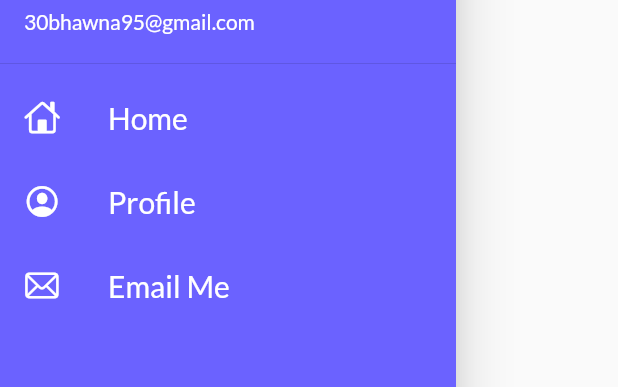
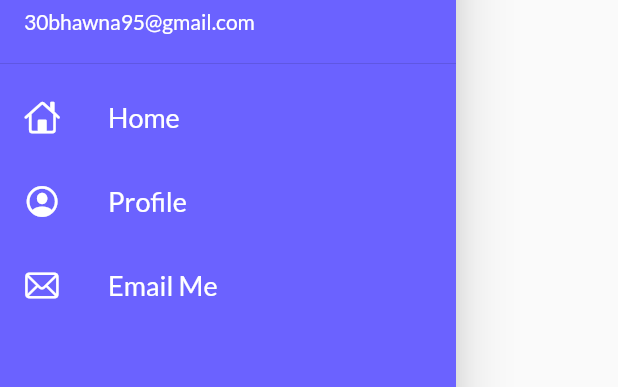
Before and after one commit to bhawnasaroha/flutter_master, a Flutter app: the FMDrawer widget shown alone on an empty page, opened directly, on a phone screen of 412 x 824 dp. Shown: the part 178-565 px from the top of the screen. Run offline on Flutter 3.47's test engine with Material 2 defaults, Android fonts, the light colour scheme and no system bars; our stand-ins replace google_fonts; network calls fail.

Commit message:
constants file created, ListView used for displaying items, single ListTile widget creatd

```diff
--- /dev/null
+++ b/lib/constants.dart
@@ -0,0 +1,3 @@
+import 'package:flutter/material.dart';
+
+const Color primaryColor = Color(0xFF6B62FF);
--- a/lib/pages/login_page.dart
+++ b/lib/pages/login_page.dart
@@ -1,4 +1,5 @@
 import 'package:flutter/material.dart';
+import '../constants.dart';
 import '../utils/routes.dart';
 
 class LoginPage extends StatefulWidget {
@@ -115,7 +116,7 @@ class _LoginPageState extends State<LoginPage> {
                       height: 40,
                     ),
                     Material(
-                      color: const Color(0xFF6B62FF),
+                      color: primaryColor,
                       borderRadius:
                           BorderRadius.circular(changeButton ? 50 : 5),
                       child: InkWell(
--- a/lib/widgets/drawer.dart
+++ b/lib/widgets/drawer.dart
@@ -1,23 +1,26 @@
 import 'package:flutter/cupertino.dart';
 import 'package:flutter/material.dart';
+
+import '../constants.dart';
 
 class FMDrawer extends StatelessWidget {
   const FMDrawer({Key? key}) : super(key: key);
 
   @override
   Widget build(BuildContext context) {
-    final imageUrl = "https://avatars.githubusercontent.com/u/35265892?v=4";
+    const String imageUrl =
+        "https://avatars.githubusercontent.com/u/35265892?v=4";
     return Drawer(
       child: Container(
-        color: const Color(0xFF6B62FF),
+        color: primaryColor,
         child: ListView(
           padding: EdgeInsets.zero,
-          children: <Widget>[
+          children: const <Widget>[
             DrawerHeader(
               padding: EdgeInsets.zero,
               child: UserAccountsDrawerHeader(
                 decoration: BoxDecoration(
-                  color: const Color(0xFF6B62FF),
+                  color: primaryColor,
                 ),
                 margin: EdgeInsets.zero,
                 accountName: Text("Mani Saroha"),
@@ -35,7 +38,7 @@ class FMDrawer extends StatelessWidget {
               title: Text(
                 "Home",
                 style: TextStyle(
-                  fontSize: 20,
+                  fontSize: 18,
                   color: Colors.white,
                 ),
               ),
@@ -48,7 +51,7 @@ class FMDrawer extends StatelessWidget {
               title: Text(
                 "Profile",
                 style: TextStyle(
-                  fontSize: 20,
+                  fontSize: 18,
                   color: Colors.white,
                 ),
               ),
@@ -61,7 +64,7 @@ class FMDrawer extends StatelessWidget {
               title: Text(
                 "Email Me",
                 style: TextStyle(
-                  fontSize: 20,
+                  fontSize: 18,
                   color: Colors.white,
                 ),
               ),
--- a/lib/widgets/themes.dart
+++ b/lib/widgets/themes.dart
@@ -2,10 +2,12 @@ import 'package:flutter/material.dart';
 import 'package:flutter_master/utils/color.dart';
 import 'package:google_fonts/google_fonts.dart';
 
+import '../constants.dart';
+
 class MyTheme {
   static ThemeData get lightTheme => ThemeData(
         primarySwatch: CreateColor.createMaterialColor(
-          const Color(0xFF6B62FF),
+          primaryColor,
         ),
         primaryColor: Colors.black,
         fontFamily: GoogleFonts.lato().fontFamily,
```
Also changed, not shown: lib/models/catalog.dart (+15 -1 lines), lib/pages/home_page.dart (+12 -3 lines), lib/widgets/item_widget.dart (added, +32 -0 lines).
